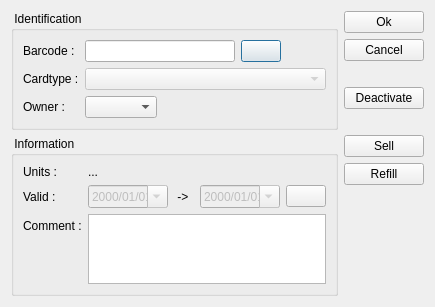
tbikfalvi/Belenus, file client/dlgpatientcardedit.ui: the form before one commit.
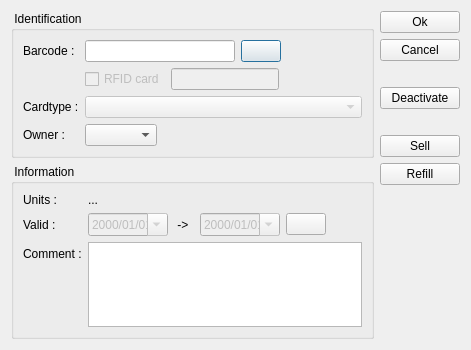
The form after the commit.

```diff
--- a/client/dlgpatientcardedit.ui
+++ b/client/dlgpatientcardedit.ui
@@ -6,8 +6,8 @@
    <rect>
     <x>0</x>
     <y>0</y>
-    <width>419</width>
-    <height>303</height>
+    <width>471</width>
+    <height>350</height>
    </rect>
   </property>
   <property name="windowTitle">
@@ -18,6 +18,12 @@
     <layout class="QVBoxLayout" name="verticalLayout">
      <item>
       <widget class="QGroupBox" name="gbIdentification">
+       <property name="minimumSize">
+        <size>
+         <width>0</width>
+         <height>0</height>
+        </size>
+       </property>
        <property name="title">
         <string> Identification </string>
        </property>
@@ -69,14 +75,51 @@
           </item>
          </layout>
         </item>
-        <item row="1" column="0">
+        <item row="1" column="1">
+         <layout class="QHBoxLayout" name="horizontalLayout_7">
+          <item>
+           <widget class="QCheckBox" name="chkIsRFID">
+            <property name="enabled">
+             <bool>false</bool>
+            </property>
+            <property name="text">
+             <string>RFID card</string>
+            </property>
+           </widget>
+          </item>
+          <item>
+           <widget class="QLineEdit" name="ledRFID">
+            <property name="enabled">
+             <bool>false</bool>
+            </property>
+            <property name="echoMode">
+             <enum>QLineEdit::Password</enum>
+            </property>
+           </widget>
+          </item>
+          <item>
+           <spacer name="horizontalSpacer_2">
+            <property name="orientation">
+             <enum>Qt::Horizontal</enum>
+            </property>
+            <property name="sizeHint" stdset="0">
+             <size>
+              <width>40</width>
+              <height>20</height>
+             </size>
+            </property>
+           </spacer>
+          </item>
+         </layout>
+        </item>
+        <item row="2" column="0">
          <widget class="QLabel" name="lblCardType">
           <property name="text">
            <string>Cardtype :</string>
           </property>
          </widget>
         </item>
-        <item row="1" column="1">
+        <item row="2" column="1">
          <layout class="QHBoxLayout" name="horizontalLayout_3">
           <item>
            <widget class="QComboBox" name="cmbCardType">
@@ -87,14 +130,14 @@
           </item>
          </layout>
         </item>
-        <item row="2" column="0">
+        <item row="3" column="0">
          <widget class="QLabel" name="lblPatient">
           <property name="text">
            <string>Owner :</string>
           </property>
          </widget>
         </item>
-        <item row="2" column="1">
+        <item row="3" column="1">
          <layout class="QHBoxLayout" name="horizontalLayout">
           <item>
            <widget class="QComboBox" name="cmbPatient"/>
```
